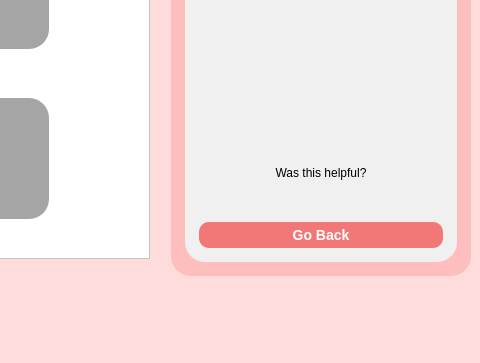
First picture: the form in assets/UI/MainPage.ui, repository AlexShem247/wise-browse, before the edit; both pictures show x 800 to 1280 and y 357 to 720 of the 1280 by 720 pixel window.
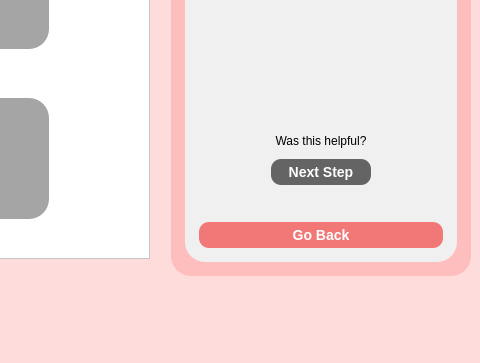
Second picture: the form after the edit.

Commit message: [as7322] WebBrowser.py: Added a Next Step Button

Diff of the .ui file:
```diff
--- a/assets/UI/MainPage.ui
+++ b/assets/UI/MainPage.ui
@@ -2577,6 +2577,69 @@
                     </property>
                    </widget>
                   </item>
+                  <item>
+                   <layout class="QHBoxLayout" name="horizontalLayout_5">
+                    <item>
+                     <spacer name="horizontalSpacer_13">
+                      <property name="orientation">
+                       <enum>Qt::Horizontal</enum>
+                      </property>
+                      <property name="sizeHint" stdset="0">
+                       <size>
+                        <width>40</width>
+                        <height>20</height>
+                       </size>
+                      </property>
+                     </spacer>
+                    </item>
+                    <item>
+                     <widget class="QPushButton" name="nextBtn">
+                      <property name="sizePolicy">
+                       <sizepolicy hsizetype="Fixed" vsizetype="Fixed">
+                        <horstretch>0</horstretch>
+                        <verstretch>0</verstretch>
+                       </sizepolicy>
+                      </property>
+                      <property name="minimumSize">
+                       <size>
+                        <width>100</width>
+                        <height>0</height>
+                       </size>
+                      </property>
+                      <property name="styleSheet">
+                       <string notr="true">QPushButton{
+	background-color: rgb(100, 100, 100);
+ border-radius: 10px;    
+color:white;
+font-size: 14px;   
+ font-weight: bold; 
+padding: 5px
+}
+
+QPushButton:hover {
+    background-color: rgb(70, 70, 70); 
+}</string>
+                      </property>
+                      <property name="text">
+                       <string>Next Step</string>
+                      </property>
+                     </widget>
+                    </item>
+                    <item>
+                     <spacer name="horizontalSpacer_14">
+                      <property name="orientation">
+                       <enum>Qt::Horizontal</enum>
+                      </property>
+                      <property name="sizeHint" stdset="0">
+                       <size>
+                        <width>40</width>
+                        <height>20</height>
+                       </size>
+                      </property>
+                     </spacer>
+                    </item>
+                   </layout>
+                  </item>
                   <item>
                    <layout class="QHBoxLayout" name="horizontalLayout">
                     <item>
```
Left out of the diff: 18 changed lines with no effect on the pictures. The commit also changes 1 other file.
